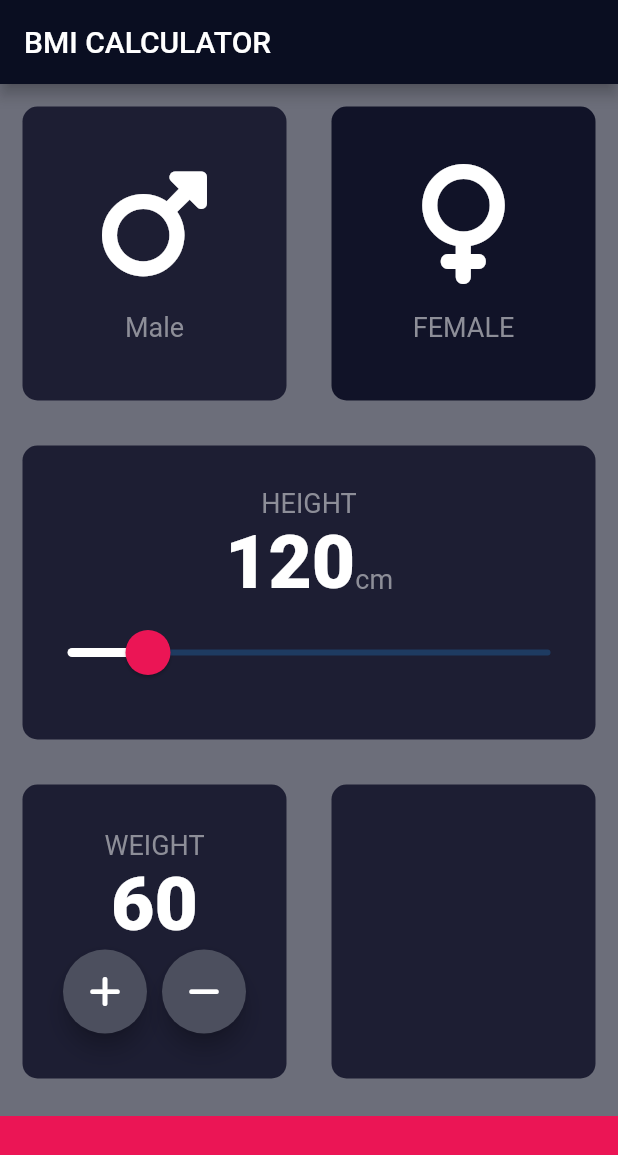
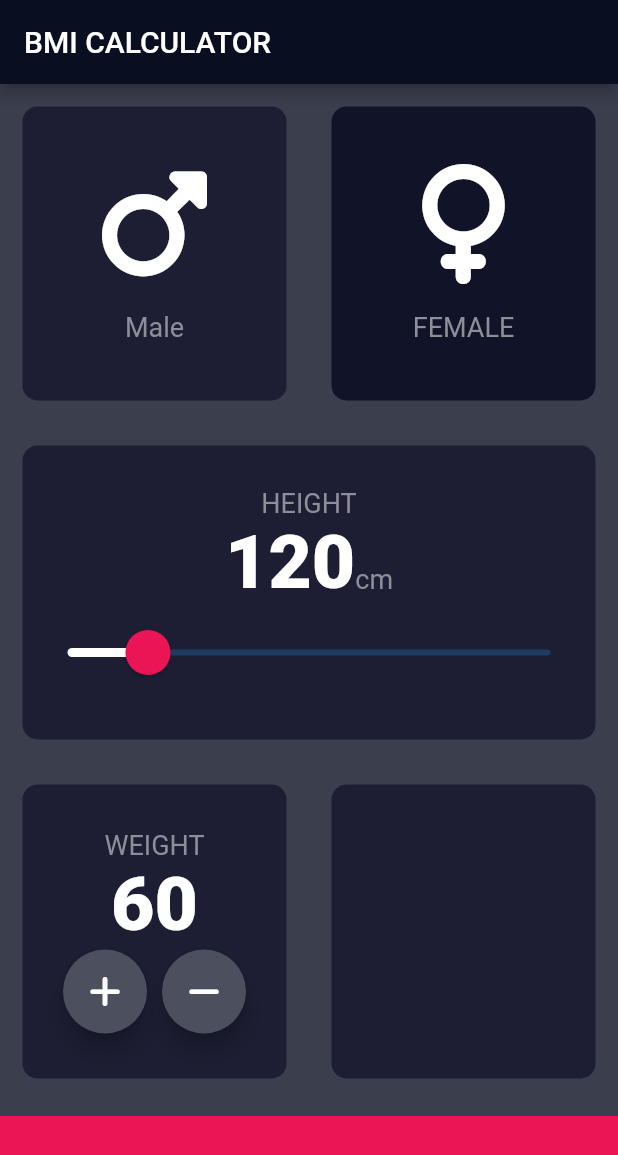
Before and after one commit to sachinNishalka/BMI-app, a Flutter app: the screen it shows after launch, on a phone screen of 412 x 824 dp. Shown: the top 1155 px of the screen. Run offline on Flutter 3.47's test engine with Material 2 defaults, Android fonts, the phone set to English and light mode, and no system bars; our stand-ins replace font_awesome_flutter.

Commit message:
configured the background according to the course material

```diff
--- a/lib/main.dart
+++ b/lib/main.dart
@@ -24,7 +24,7 @@ class BMICalculator extends StatelessWidget {
       theme: ThemeData.dark().copyWith(
           primaryColorDark: PrimeColor,
           appBarTheme: AppBarTheme(backgroundColor: PrimeColor.shade900),
-          scaffoldBackgroundColor: PrimeColor.shade500),
+          scaffoldBackgroundColor: PrimeColor.shade700),
       home: InputPage(),
     );
   }
```
